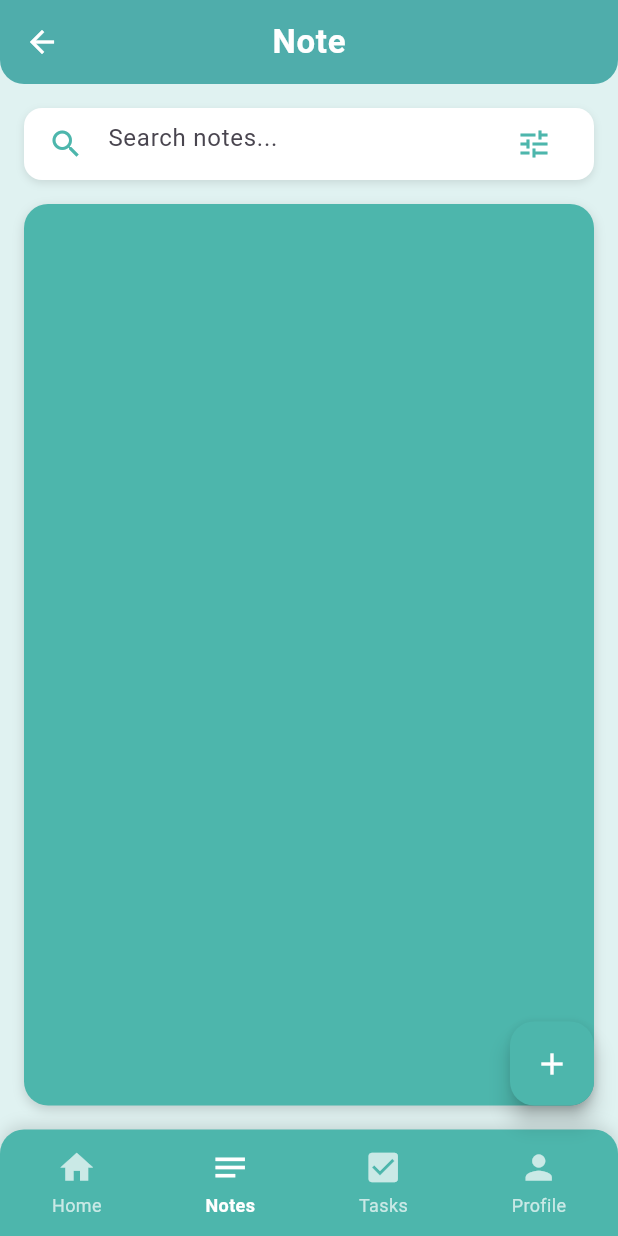
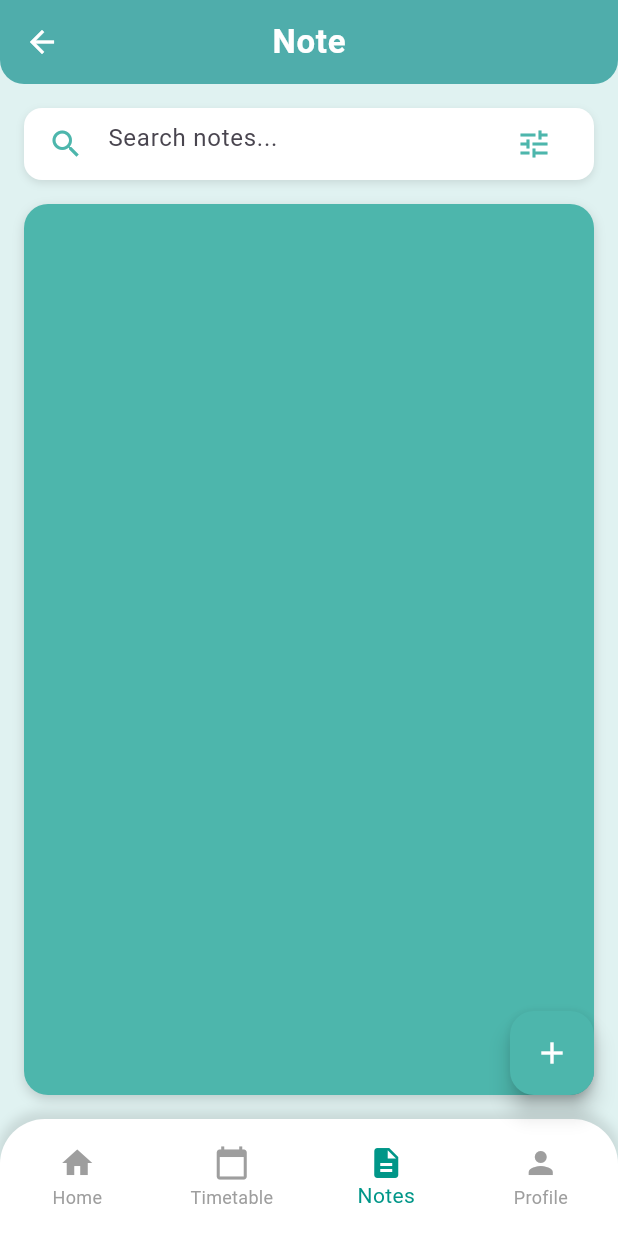
Before and after one commit to kyawnaing19/shweeshaungDaily, a Flutter app: the NotePage screen opened directly, on a phone screen of 412 x 824 dp. Run offline on Flutter 3.47's test engine with Material 3 defaults, Android fonts, the phone set to English and light mode, and no system bars; our stand-ins replace dotted_border, dropdown_button2, google_fonts, image_picker, shared_preferences, sqflite; missing offline and left inert: flutter_quill; accounts and stored records are empty; network calls fail.

Commit message:
fix route to note page and update bottom nav bar

```diff
--- a/lib/main.dart
+++ b/lib/main.dart
@@ -5,6 +5,8 @@ import 'package:shweeshaungdaily/view_models/auth_viewmodel.dart';
 import 'package:shweeshaungdaily/view_models/reg_viewmodel.dart';
 import 'package:shweeshaungdaily/views/Home.dart';
 import 'package:shweeshaungdaily/views/loading.dart';
+import 'package:shweeshaungdaily/views/note_list_view.dart';
+import 'package:shweeshaungdaily/views/profile_router.dart';
 import 'package:shweeshaungdaily/views/teacherprofile.dart';
 import 'package:shweeshaungdaily/views/timetablepage.dart';
 import 'package:flutter_quill/flutter_quill.dart'; // Keep this for FlutterQuillLocalizations.delegate
@@ -43,8 +45,8 @@ class MyApp extends StatelessWidget {
                 routes: {
                   '/home': (context) => HomePage(),
                   '/timetable': (context) => TimeTablePage(),
-                  // '/notes': (context) => NotesPage(),
-                  '/profile': (context) => TeacherProfilePage(),
+                  '/note': (context) => NotePage(),
+                  '/profile': (context) => ProfileRouterPage(),
                 },
 
                 localizationsDelegates: const [
--- a/lib/services/api_service.dart
+++ b/lib/services/api_service.dart
@@ -7,10 +7,10 @@ import 'package:shweeshaungdaily/services/token_service.dart';
 import '../models/user_model.dart';
 
 class ApiService {
-  static const baseUrl = 'http://52.77.118.48:8080/api/auth';
-  static const feedBaseUrl = 'http://52.77.118.48:8080/feeds';
-  static const secbaseUrl = 'http://52.77.118.48:8080/admin/schedules';
-  static const subbaseUrl = 'http://52.77.118.48:8080/admin/subjects';
+  static const baseUrl = 'https://shweeshaung.mooo.com/api/auth';
+  static const feedBaseUrl = 'https://shweeshaung.mooo.com/feeds';
+  static const secbaseUrl = 'https://shweeshaung.mooo.com/admin/schedules';
+  static const subbaseUrl = 'https://shweeshaung.mooo.com/admin/subjects';
 
   static Future<Map<String, dynamic>?> login(UserModel user) async {
     final response = await http.post(
@@ -200,7 +200,7 @@ class ApiService {
     }
   }
 
-  static Future<List<String>> getSubjectsForNote () async {
+  static Future<List<String>> getSubjectsForNote() async {
     final uri = Uri.parse('$subbaseUrl/list');
     final response = await AuthorizedHttpService.sendAuthorizedRequest(
       uri,
--- a/lib/services/token_refresh_interceptor.dart
+++ b/lib/services/token_refresh_interceptor.dart
@@ -27,7 +27,7 @@ class AuthHttpClient extends http.BaseClient {
 
   Future<String?> _refreshAccessToken(String refreshToken) async {
     final response = await http.post(
-      Uri.parse('http://52.77.118.48:8080/auth/refresh-token'),
+      Uri.parse('https://shweeshaung.mooo.com/auth/refresh-token'),
       headers: {'Content-Type': 'application/json'},
       body: jsonEncode({'refreshToken': refreshToken}),
     );
--- a/lib/views/Home.dart
+++ b/lib/views/Home.dart
@@ -28,7 +28,7 @@ class _HomePageState extends State<HomePage> {
       Navigator.of(context).pushReplacement(fadeRoute(const TimeTablePage()));
     }
     if (index == 2) {
-      Navigator.of(context).pushReplacement(fadeRoute(const HomePage()));
+      Navigator.of(context).pushReplacement(fadeRoute(const NotePage()));
     }
     if (index == 3) {
       Navigator.of(
--- a/lib/views/bottomNavBar.dart
+++ b/lib/views/bottomNavBar.dart
@@ -63,7 +63,7 @@ class CustomBottomNavBar extends StatelessWidget {
         Navigator.pushReplacementNamed(context, '/timetable');
         break;
       case 2:
-        Navigator.pushReplacementNamed(context, '/timetable');
+        Navigator.pushReplacementNamed(context, '/note');
         break;
       case 3:
         Navigator.pushReplacementNamed(context, '/profile');
--- a/lib/views/note_list_view.dart
+++ b/lib/views/note_list_view.dart
@@ -1,8 +1,12 @@
-
 import 'package:flutter/material.dart';
 import 'package:shweeshaungdaily/services/api_service.dart';
 import 'package:shweeshaungdaily/utils/note_database/note_database.dart';
+import 'package:shweeshaungdaily/views/Home.dart';
+import 'package:shweeshaungdaily/views/bottomNavBar.dart';
+import 'package:shweeshaungdaily/views/profile_router.dart';
+import 'package:shweeshaungdaily/views/timetablepage.dart';
 import 'note_editor_page.dart';
+import 'package:shweeshaungdaily/utils/route_transition.dart';
 
 class NotePage extends StatefulWidget {
   const NotePage({super.key});
@@ -12,6 +16,27 @@ class NotePage extends StatefulWidget {
 }
 
 class _NotePageState extends State<NotePage> {
+  int _selectedIndex = 2; // State for the selected tab in the bottom navigation
+
+  void _onItemTapped(int index) {
+    if (_selectedIndex == index) return;
+    if (index == 1) {
+      Navigator.of(context).pushReplacement(fadeRoute(const TimeTablePage()));
+    }
+    if (index == 0) {
+      Navigator.of(context).pushReplacement(fadeRoute(const HomePage()));
+    }
+    if (index == 3) {
+      Navigator.of(
+        context,
+      ).pushReplacement(fadeRoute(const ProfileRouterPage()));
+    } else {
+      setState(() {
+        _selectedIndex = index;
+      });
+    }
+  }
+
   List<Map<String, dynamic>> _notes = [];
   @override
   void initState() {
@@ -57,10 +82,7 @@ class _NotePageState extends State<NotePage> {
         leading: IconButton(
           icon: const Icon(Icons.arrow_back, color: Colors.white),
           onPressed: () {
-            // Note: If this is your main home page, Navigator.pop(context) might not be what you want here.
-            // It would try to pop the current route, which might be the last route in the stack or the app itself.
-            // Consider if you need a back button on your main Notes page.
-            Navigator.pop(context);
+            Navigator.of(context).pushReplacement(fadeRoute(const HomePage()));
           },
         ),
         title: const Text(
@@ -128,7 +150,6 @@ class _NotePageState extends State<NotePage> {
                     return InkWell(
                       borderRadius: BorderRadius.circular(12),
                       onTap: () async {
-
                         final updatedNote = await Navigator.push(
                           context,
                           MaterialPageRoute(
@@ -164,7 +185,7 @@ class _NotePageState extends State<NotePage> {
                         child: Column(
                           crossAxisAlignment: CrossAxisAlignment.start,
                           children: [
-                             Text(
+                            Text(
                               note['subject'] ?? 'Untitled Note',
                               style: TextStyle(
                                 color: Colors.black87,
@@ -228,75 +249,80 @@ class _NotePageState extends State<NotePage> {
         },
         child: const Icon(Icons.add, color: Colors.white),
       ),
-      bottomNavigationBar: Container(
-        decoration: const BoxDecoration(
-          color: Color(0xFF4DB6AC),
-          borderRadius: BorderRadius.only(
-            topLeft: Radius.circular(16),
-            topRight: Radius.circular(16),
-          ),
-          boxShadow: [
-            BoxShadow(
-              color: Colors.black12,
-              blurRadius: 8,
-              offset: Offset(0, -3),
-            ),
-          ],
-        ),
-        padding: const EdgeInsets.symmetric(vertical: 12),
-        child: const Row(
-          mainAxisAlignment: MainAxisAlignment.spaceAround,
-          children: [
-            _BottomNavItem(icon: Icons.home, label: 'Home', isActive: false),
-            _BottomNavItem(icon: Icons.notes, label: 'Notes', isActive: true),
-            _BottomNavItem(
-              icon: Icons.check_box,
-              label: 'Tasks',
-              isActive: false,
-            ),
-            _BottomNavItem(
-              icon: Icons.person,
-              label: 'Profile',
-              isActive: false,
-            ),
-          ],
-        ),
+
+      bottomNavigationBar: CustomBottomNavBar(
+        selectedIndex: _selectedIndex,
+        onItemTapped: _onItemTapped,
       ),
+      // bottomNavigationBar: Container(
+      //   decoration: const BoxDecoration(
+      //     color: Color(0xFF4DB6AC),
+      //     borderRadius: BorderRadius.only(
+      //       topLeft: Radius.circular(16),
+      //       topRight: Radius.circular(16),
+      //     ),
+      //     boxShadow: [
+      //       BoxShadow(
+      //         color: Colors.black12,
+      //         blurRadius: 8,
+      //         offset: Offset(0, -3),
+      //       ),
+      //     ],
+      //   ),
+      //   padding: const EdgeInsets.symmetric(vertical: 12),
+      //   child: const Row(
+      //     mainAxisAlignment: MainAxisAlignment.spaceAround,
+      //     children: [
+      //       _BottomNavItem(icon: Icons.home, label: 'Home', isActive: false),
+      //       _BottomNavItem(icon: Icons.notes, label: 'Notes', isActive: true),
+      //       _BottomNavItem(
+      //         icon: Icons.check_box,
+      //         label: 'Tasks',
+      //         isActive: false,
+      //       ),
+      //       _BottomNavItem(
+      //         icon: Icons.person,
+      //         label: 'Profile',
+      //         isActive: false,
+      //       ),
+      //     ],
+      //   ),
+      // ),
     );
   }
 }
 
-class _BottomNavItem extends StatelessWidget {
-  final IconData icon;
-  final String label;
-  final bool isActive;
+// class _BottomNavItem extends StatelessWidget {
+//   final IconData icon;
+//   final String label;
+//   final bool isActive;
 
-  const _BottomNavItem({
-    required this.icon,
-    required this.label,
-    required this.isActive,
-  });
+//   const _BottomNavItem({
+//     required this.icon,
+//     required this.label,
+//     required this.isActive,
+//   });
 
-  @override
-  Widget build(BuildContext context) {
-    return Column(
-      mainAxisSize: MainAxisSize.min,
-      children: [
-        Icon(
-          icon,
-          color: isActive ? Colors.white : Colors.white.withOpacity(0.7),
-          size: 26,
-        ),
-        const SizedBox(height: 4),
-        Text(
-          label,
-          style: TextStyle(
-            color: isActive ? Colors.white : Colors.white.withOpacity(0.7),
-            fontSize: 12,
-            fontWeight: isActive ? FontWeight.w600 : FontWeight.normal,
-          ),
-        ),
-      ],
-    );
-  }
-}
+//   @override
+//   Widget build(BuildContext context) {
+//     return Column(
+//       mainAxisSize: MainAxisSize.min,
+//       children: [
+//         Icon(
+//           icon,
+//           color: isActive ? Colors.white : Colors.white.withOpacity(0.7),
+//           size: 26,
+//         ),
+//         const SizedBox(height: 4),
+//         Text(
+//           label,
+//           style: TextStyle(
+//             color: isActive ? Colors.white : Colors.white.withOpacity(0.7),
+//             fontSize: 12,
+//             fontWeight: isActive ? FontWeight.w600 : FontWeight.normal,
+//           ),
+//         ),
+//       ],
+//     );
+//   }
+// }
```
Also changed, not shown: lib/views/timetablepage.dart (+51 -15 lines), lib/views/userprofile.dart (+35 -2 lines), 1 other file.
